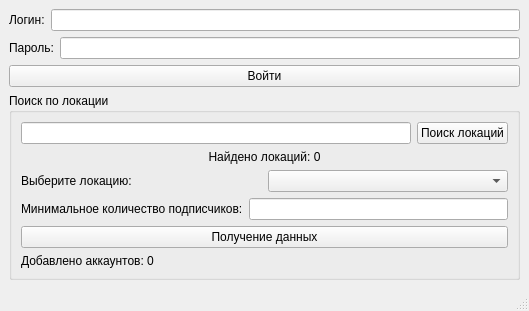
This is mainwindow.ui in isys35/instagram_parser as Qt 5 draws it before an edit. The edited form follows.
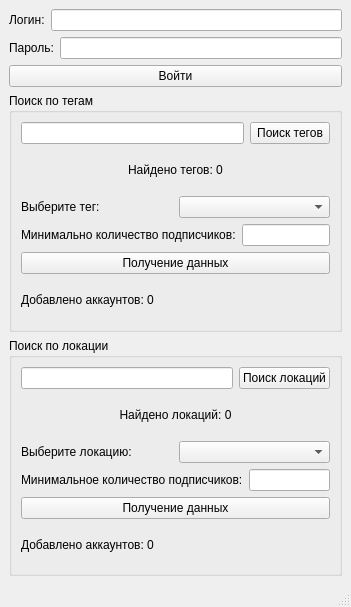
This is the edited form.

Commit message: Запись в csv и новый дизайн

What changed in the file:
```diff
--- a/mainwindow.ui
+++ b/mainwindow.ui
@@ -6,8 +6,8 @@
    <rect>
     <x>0</x>
     <y>0</y>
-    <width>529</width>
-    <height>310</height>
+    <width>351</width>
+    <height>607</height>
    </rect>
   </property>
   <property name="windowTitle">
@@ -56,6 +56,81 @@
         </property>
        </widget>
       </item>
+      <item>
+       <widget class="QGroupBox" name="groupBox_2">
+        <property name="title">
+         <string>Поиск по тегам</string>
+        </property>
+        <layout class="QVBoxLayout" name="verticalLayout_9">
+         <item>
+          <layout class="QHBoxLayout" name="horizontalLayout_12">
+           <item>
+            <widget class="QLineEdit" name="lineEdit_9"/>
+           </item>
+           <item>
+            <widget class="QPushButton" name="pushButton_8">
+             <property name="text">
+              <string>Поиск тегов</string>
+             </property>
+            </widget>
+           </item>
+          </layout>
+         </item>
+         <item>
+          <widget class="QLabel" name="label_15">
+           <property name="text">
+            <string>Найдено тегов: 0</string>
+           </property>
+           <property name="alignment">
+            <set>Qt::AlignCenter</set>
+           </property>
+          </widget>
+         </item>
+         <item>
+          <layout class="QHBoxLayout" name="horizontalLayout_13">
+           <item>
+            <widget class="QLabel" name="label_16">
+             <property name="text">
+              <string>Выберите тег:</string>
+             </property>
+            </widget>
+           </item>
+           <item>
+            <widget class="QComboBox" name="comboBox_4"/>
+           </item>
+          </layout>
+         </item>
+         <item>
+          <layout class="QHBoxLayout" name="horizontalLayout_14">
+           <item>
+            <widget class="QLabel" name="label_17">
+             <property name="text">
+              <string>Минимально количество подписчиков:</string>
+             </property>
+            </widget>
+           </item>
+           <item>
+            <widget class="QLineEdit" name="lineEdit_10"/>
+           </item>
+          </layout>
+         </item>
+         <item>
+          <widget class="QPushButton" name="pushButton_9">
+           <property name="text">
+            <string>Получение данных</string>
+           </property>
+          </widget>
+         </item>
+         <item>
+          <widget class="QLabel" name="label_18">
+           <property name="text">
+            <string>Добавлено аккаунтов: 0</string>
+           </property>
+          </widget>
+         </item>
+        </layout>
+       </widget>
+      </item>
       <item>
        <widget class="QGroupBox" name="groupBox">
         <property name="title">
```
Left out of the diff: 4 changed lines with no effect on the pictures. The commit also changes 4 other files.
